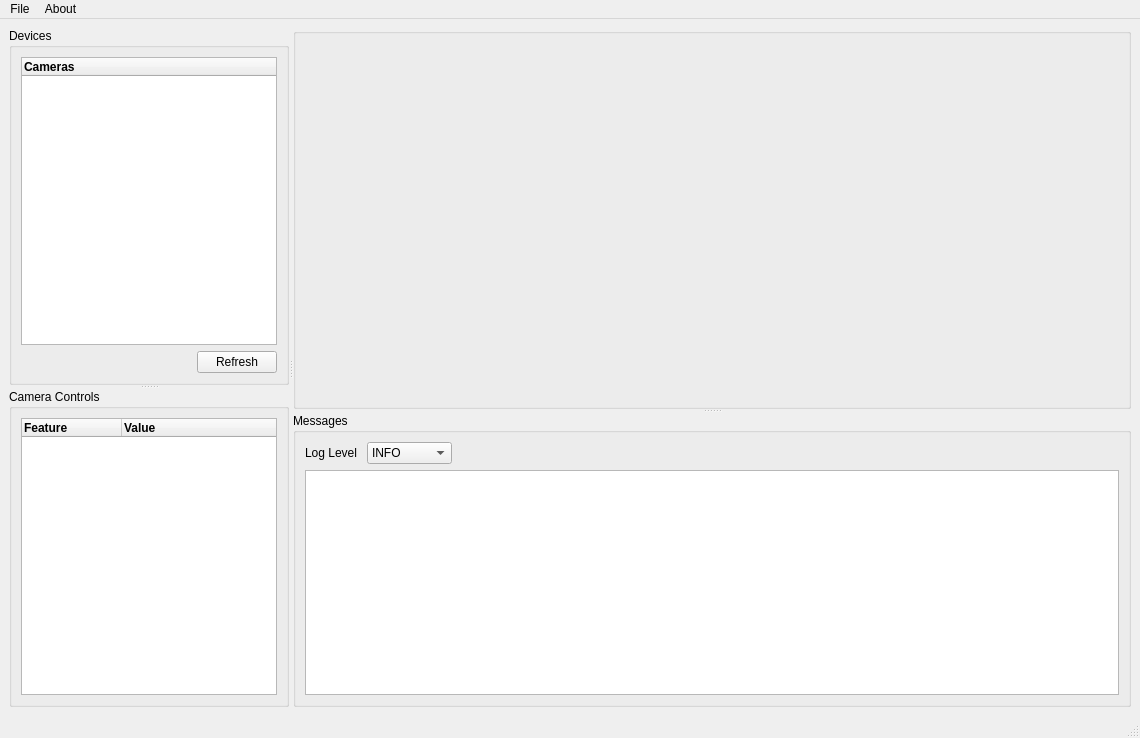
Old version of the form homescreen.ui in the repository ShreeshaN/USoundApp.
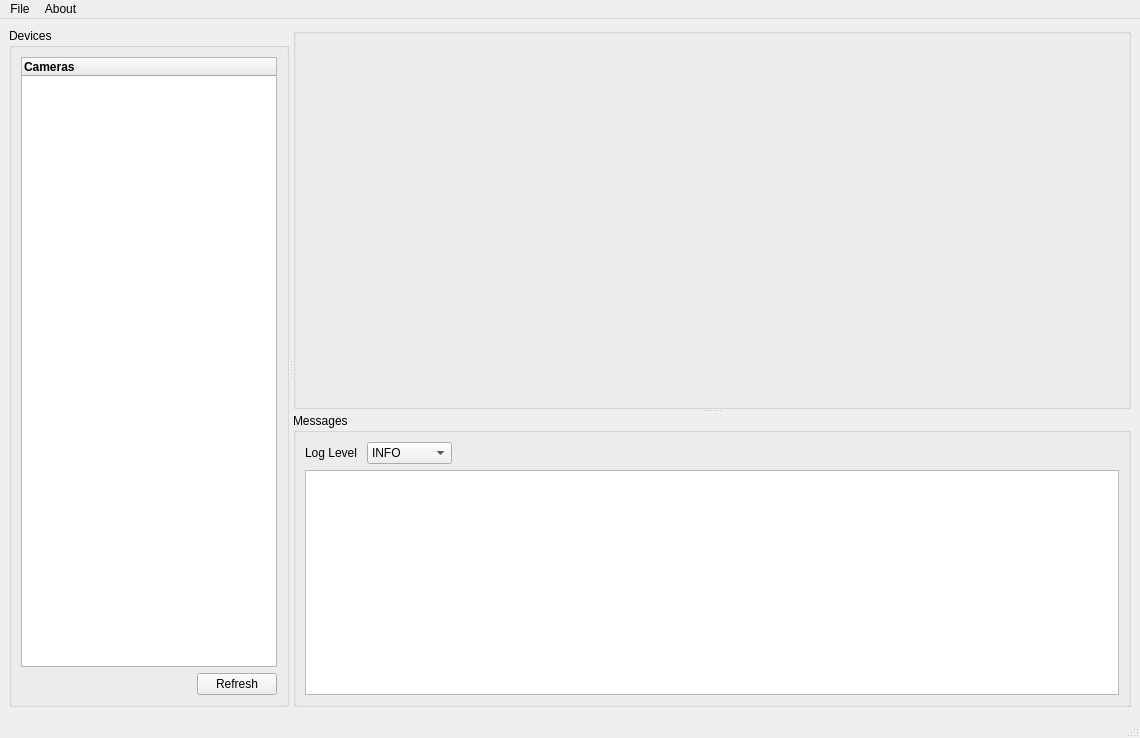
New version of the form. Icons and pictures are not drawn.

```diff
--- a/homescreen.ui
+++ b/homescreen.ui
@@ -101,42 +101,6 @@
          </item>
         </layout>
        </widget>
-       <widget class="QGroupBox" name="cameraControlsGroupBox">
-        <property name="title">
-         <string>Camera Controls</string>
-        </property>
-        <layout class="QHBoxLayout" name="horizontalLayout_3">
-         <item>
-          <widget class="QTreeWidget" name="cameraControlsTreeWidget">
-           <property name="autoScroll">
-            <bool>true</bool>
-           </property>
-           <column>
-            <property name="text">
-             <string>Feature</string>
-            </property>
-            <property name="font">
-             <font>
-              <weight>75</weight>
-              <bold>true</bold>
-             </font>
-            </property>
-           </column>
-           <column>
-            <property name="text">
-             <string>Value</string>
-            </property>
-            <property name="font">
-             <font>
-              <weight>75</weight>
-              <bold>true</bold>
-             </font>
-            </property>
-           </column>
-          </widget>
-         </item>
-        </layout>
-       </widget>
       </widget>
       <widget class="QSplitter" name="footageDisplaySplitter">
        <property name="orientation">
```
